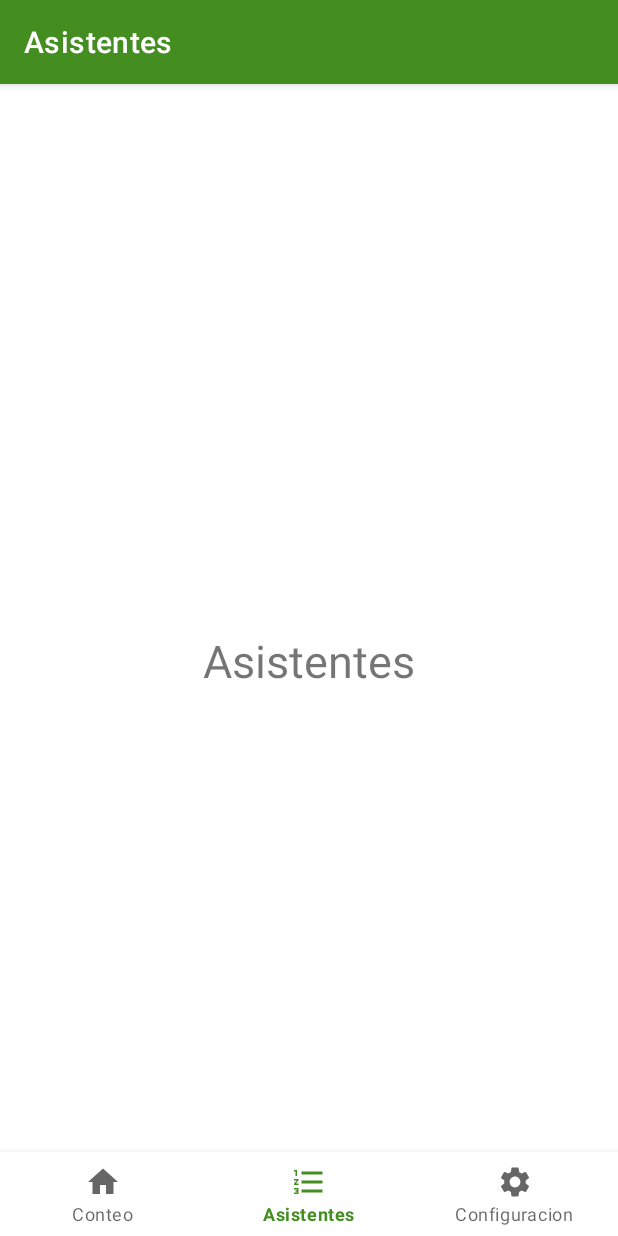
After one commit to ebening/conteo, an Android app: the AssistantsFragment screen opened through its navigation route, on a phone screen of 412 x 824 dp. The commit adds this screen. Run offline under Robolectric (Android 15) with nearby library versions, the phone set to English and light mode, and no system bars; our stand-ins replace navigation-ui.

Commit message:
adding fragments

```diff
--- a/app/build.gradle
+++ b/app/build.gradle
@@ -37,6 +37,9 @@ dependencies {
     implementation 'androidx.appcompat:appcompat:1.4.1'
     implementation 'com.google.android.material:material:1.5.0'
     implementation 'androidx.constraintlayout:constraintlayout:2.1.3'
+    implementation 'androidx.navigation:navigation-fragment-ktx:2.4.1'
+    implementation 'androidx.navigation:navigation-ui-ktx:2.4.1'
+    implementation 'androidx.legacy:legacy-support-v4:1.0.0'
     testImplementation 'junit:junit:4.13.2'
     androidTestImplementation 'androidx.test.ext:junit:1.1.3'
     androidTestImplementation 'androidx.test.espresso:espresso-core:3.4.0'
--- /dev/null
+++ b/app/src/main/java/com/iasd/conteo/AssistantsFragment.kt
@@ -0,0 +1,59 @@
+package com.iasd.conteo
+
+import android.os.Bundle
+import androidx.fragment.app.Fragment
+import android.view.LayoutInflater
+import android.view.View
+import android.view.ViewGroup
+
+// TODO: Rename parameter arguments, choose names that match
+// the fragment initialization parameters, e.g. ARG_ITEM_NUMBER
+private const val ARG_PARAM1 = "param1"
+private const val ARG_PARAM2 = "param2"
+
+/**
+ * A simple [Fragment] subclass.
+ * Use the [AssistantsFragment.newInstance] factory method to
+ * create an instance of this fragment.
+ */
+class AssistantsFragment : Fragment() {
+    // TODO: Rename and change types of parameters
+    private var param1: String? = null
+    private var param2: String? = null
+
+    override fun onCreate(savedInstanceState: Bundle?) {
+        super.onCreate(savedInstanceState)
+        arguments?.let {
+            param1 = it.getString(ARG_PARAM1)
+            param2 = it.getString(ARG_PARAM2)
+        }
+    }
+
+    override fun onCreateView(
+        inflater: LayoutInflater, container: ViewGroup?,
+        savedInstanceState: Bundle?
+    ): View? {
+        // Inflate the layout for this fragment
+        return inflater.inflate(R.layout.fragment_assistants, container, false)
+    }
+
+    companion object {
+        /**
+         * Use this factory method to create a new instance of
+         * this fragment using the provided parameters.
+         *
+         * @param param1 Parameter 1.
+         * @param param2 Parameter 2.
+         * @return A new instance of fragment AssistantsFragment.
+         */
+        // TODO: Rename and change types and number of parameters
+        @JvmStatic
+        fun newInstance(param1: String, param2: String) =
+            AssistantsFragment().apply {
+                arguments = Bundle().apply {
+                    putString(ARG_PARAM1, param1)
+                    putString(ARG_PARAM2, param2)
+                }
+            }
+    }
+}
--- /dev/null
+++ b/app/src/main/java/com/iasd/conteo/HomeFragment.kt
@@ -0,0 +1,59 @@
+package com.iasd.conteo
+
+import android.os.Bundle
+import androidx.fragment.app.Fragment
+import android.view.LayoutInflater
+import android.view.View
+import android.view.ViewGroup
+
+// TODO: Rename parameter arguments, choose names that match
+// the fragment initialization parameters, e.g. ARG_ITEM_NUMBER
+private const val ARG_PARAM1 = "param1"
+private const val ARG_PARAM2 = "param2"
+
+/**
+ * A simple [Fragment] subclass.
+ * Use the [HomeFragment.newInstance] factory method to
+ * create an instance of this fragment.
+ */
+class HomeFragment : Fragment() {
+    // TODO: Rename and change types of parameters
+    private var param1: String? = null
+    private var param2: String? = null
+
+    override fun onCreate(savedInstanceState: Bundle?) {
+        super.onCreate(savedInstanceState)
+        arguments?.let {
+            param1 = it.getString(ARG_PARAM1)
+            param2 = it.getString(ARG_PARAM2)
+        }
+    }
+
+    override fun onCreateView(
+        inflater: LayoutInflater, container: ViewGroup?,
+        savedInstanceState: Bundle?
+    ): View? {
+        // Inflate the layout for this fragment
+        return inflater.inflate(R.layout.fragment_home, container, false)
+    }
+
+    companion object {
+        /**
+         * Use this factory method to create a new instance of
+         * this fragment using the provided parameters.
+         *
+         * @param param1 Parameter 1.
+         * @param param2 Parameter 2.
+         * @return A new instance of fragment HomeFragment.
+         */
+        // TODO: Rename and change types and number of parameters
+        @JvmStatic
+        fun newInstance(param1: String, param2: String) =
+            HomeFragment().apply {
+                arguments = Bundle().apply {
+                    putString(ARG_PARAM1, param1)
+                    putString(ARG_PARAM2, param2)
+                }
+            }
+    }
+}
--- a/app/src/main/java/com/iasd/conteo/MainActivity.kt
+++ b/app/src/main/java/com/iasd/conteo/MainActivity.kt
@@ -2,10 +2,40 @@ package com.iasd.conteo
 
 import androidx.appcompat.app.AppCompatActivity
 import android.os.Bundle
+import androidx.navigation.findNavController
+import androidx.navigation.fragment.NavHostFragment
+import androidx.navigation.ui.AppBarConfiguration
+import androidx.navigation.ui.setupActionBarWithNavController
+import androidx.navigation.ui.setupWithNavController
+import com.google.android.material.bottomnavigation.BottomNavigationView
+
 
 class MainActivity : AppCompatActivity() {
+   /* HomeFragment homeFragment = new HomeFragment();
+    AssistantsFragment assistantsFragment = new = AssistantsFragment();
+    SettingsFragment settingsFragment = SettingsFragment();
+*/
     override fun onCreate(savedInstanceState: Bundle?) {
         super.onCreate(savedInstanceState)
         setContentView(R.layout.activity_main)
+
+       /*val bottomNavigationView = findViewById<BottomNavigationView>(R.id.bottomNavigationView)
+       val navController = findNavController(R.id.fragmentContainerView2)*/
+
+       val bottomNavigationView = findViewById<BottomNavigationView>(R.id.bottomNavigationView)
+       val navHostFragment = supportFragmentManager.findFragmentById(R.id.fragmentContainerView2) as NavHostFragment
+       bottomNavigationView.setupWithNavController(navHostFragment.navController)
+
+
+       val navController = navHostFragment.navController
+       val appBarConfiguration = AppBarConfiguration(setOf(R.id.homeFragment, R.id.assistantsFragment, R.id.settingsFragment))
+       setupActionBarWithNavController(navController, appBarConfiguration)
+
+
+
+
+
     }
+
+
 }
--- a/app/src/main/res/layout/activity_main.xml
+++ b/app/src/main/res/layout/activity_main.xml
@@ -1,12 +1,67 @@
 <?xml version="1.0" encoding="utf-8"?>
-<ScrollView xmlns:android="http://schemas.android.com/apk/res/android"
+<androidx.constraintlayout.widget.ConstraintLayout xmlns:android="http://schemas.android.com/apk/res/android"
     xmlns:app="http://schemas.android.com/apk/res-auto"
     xmlns:tools="http://schemas.android.com/tools"
     android:layout_width="match_parent"
     android:layout_height="match_parent"
-    android:background="@color/white"
     tools:context="com.iasd.conteo.MainActivity">
 
+    <com.google.android.material.bottomnavigation.BottomNavigationView
+        android:id="@+id/bottomNavigationView"
+        android:layout_width="match_parent"
+        android:layout_height="wrap_content"
+        android:background="@color/white"
+        app:layout_constraintBottom_toBottomOf='parent'
+        app:layout_constraintRight_toRightOf="parent"
+        app:layout_constraintLeft_toLeftOf="parent"
+        app:menu="@menu/bottom_menu"/>
+
+
+    <androidx.fragment.app.FragmentContainerView
+        android:id="@+id/fragmentContainerView2"
+        android:name="androidx.navigation.fragment.NavHostFragment"
+        android:layout_width="match_parent"
+        android:layout_height="match_parent"
+        app:defaultNavHost="true"
+        app:layout_constraintBottom_toTopOf="@+id/bottomNavigationView"
+        app:layout_constraintEnd_toEndOf="parent"
+        app:layout_constraintStart_toStartOf="parent"
+        app:layout_constraintTop_toTopOf="parent"
+        app:navGraph="@navigation/conteo_nav" />
+
+    <!--
+            <FrameLayout
+                android:id="@+id/frame_container"
+                android:layout_width="match_parent"
+                android:layout_height="match_parent"
+                android:layout_alignParentTop="true"
+                app:layout_beheavior="@string/appbar_scrolling_view_behavior">
+
+                <androidx.fragment.app.FragmentContainerView
+                    android:id="@+id/fragmentContainerView"
+                    android:name="androidx.navigation.fragment.NavHostFragment"
+                    android:layout_width="match_parent"
+                    android:layout_height="match_parent"
+                    app:defaultNavHost="true"
+                    app:navGraph="@navigation/conteo_nav" />
+            </FrameLayout>
+
+                <com.google.android.material.bottomnavigation.BottomNavigationView
+                    android:id="@+id/bottom_navigation"
+                    android:layout_width="match_parent"
+                    android:layout_height="wrap_content"
+                    android:layout_alignParentStart="true"
+                    android:layout_alignParentEnd="true"
+                    android:layout_alignParentBottom="true"
+                    android:elevation="8dp"
+                    app:layout_constraintBottom_toBottomOf="parent"
+                    app:layout_constraintLeft_toLeftOf="parent"
+                    app:layout_constraintRight_toRightOf="parent"
+                    app:menu="@menu/bottom_navigation"
+                    android:layout_alignParentLeft="true"
+                    android:layout_alignParentRight="true"
+                    app:labelVisibilityMode="selected"
+                    style="@style/BottomNavigation"/>
 
                 <LinearLayout
                     android:layout_width="match_parent"
@@ -14,65 +69,82 @@
                     android:orientation="vertical">
 
 
-
                     <GridLayout
                         android:layout_width="match_parent"
                         android:layout_height="match_parent"
-            android:rowCount="1"
-            android:columnCount="2"
+                        android:layout_gravity="center_horizontal"
                         android:layout_margin="5dp"
                         android:alignmentMode="alignMargins"
-            android:layout_gravity="center_horizontal"
-            android:columnOrderPreserved="false">
+                        android:columnCount="2"
+                        android:columnOrderPreserved="true"
+                        android:rowCount="1">
 
 
                         <androidx.cardview.widget.CardView
                             android:layout_width="170dp"
                             android:layout_height="40dp"
-                app:cardCornerRadius="5dp"
-                app:cardElevation="5dp"
+                            android:layout_margin="0dp"
                             app:cardBackgroundColor="@color/green"
-                android:layout_margin="0dp">
+                            app:cardCornerRadius="0dp"
+                            app:cardElevation="5dp">
 
 
                             <TextView
-                    android:layout_width="170dp"
-                    android:layout_height="40dp"
-                    android:text="@string/app_text_view_name"
+                                android:layout_width="match_parent"
+                                android:layout_height="match_parent"
+                                android:layout_margin="8dp"
                                 android:fontFamily="@font/google_sans_bold"
-                    android:textSize="18sp"
+                                android:text="@string/app_text_view_es"
                                 android:textColor="@color/white"
-                    android:layout_margin="20dp">
-                </TextView>
+                                android:textSize="18sp"></TextView>
 
                         </androidx.cardview.widget.CardView>
 
+                        <androidx.cardview.widget.CardView
+                            android:layout_width="170dp"
+                            android:layout_height="40dp"
+                            android:layout_margin="0dp"
+                            app:cardBackgroundColor="@color/green"
+                            app:cardCornerRadius="0dp"
+                            app:cardElevation="5dp">
+
+
+                            <TextView
+                                android:layout_width="match_parent"
+                                android:layout_height="match_parent"
+                                android:layout_margin="8dp"
+                                android:fontFamily="@font/google_sans_bold"
+                                android:text="@string/app_text_view_name_cd"
+                                android:textColor="@color/white"
+                                android:textSize="18sp"></TextView>
+
+                        </androidx.cardview.widget.CardView>
 
                     </GridLayout>
 
                     <GridLayout
-            android:layout_width="match_parent"
-            android:layout_height="match_parent"
-            android:rowCount="4"
-            android:columnCount="2"
+                        android:layout_width="411dp"
+                        android:layout_height="190dp"
+                        android:layout_gravity="center_horizontal"
                         android:layout_margin="5dp"
                         android:alignmentMode="alignMargins"
-            android:layout_gravity="center_horizontal"
-            android:columnOrderPreserved="false">
+                        android:columnCount="2"
+                        android:columnOrderPreserved="false"
+                        android:rowCount="4">
 
                         <androidx.cardview.widget.CardView
                             android:layout_width="170dp"
                             android:layout_height="170dp"
+                            android:layout_margin="10dp"
+                            app:cardBackgroundColor="@color/grey"
                             app:cardCornerRadius="12dp"
-                app:cardElevation="5dp"
-                app:cardBackgroundColor="@color/grey"
-                android:layout_margin="10dp">
+                            app:cardElevation="5dp">
 
                             <LinearLayout
                                 android:layout_width="match_parent"
                                 android:layout_height="match_parent"
-                    android:orientation="vertical"
-                    android:gravity="center">
+                                android:gravity="center"
+                                android:orientation="vertical">
 
                                 <EditText
                                     android:layout_width="140dp"
@@ -93,41 +165,11 @@
 
                         </androidx.cardview.widget.CardView>
 
-            <androidx.cardview.widget.CardView
-                android:layout_width="170dp"
-                android:layout_height="170dp"
-                app:cardCornerRadius="12dp"
-                app:cardElevation="5dp"
-                app:cardBackgroundColor="@color/grey"
-                android:layout_margin="10dp">
 
-                <LinearLayout
-                    android:layout_width="match_parent"
-                    android:layout_height="match_parent"
-                    android:orientation="vertical"
-                    android:gravity="center">
-
-                    <EditText
-                        android:layout_width="140dp"
-                        android:layout_height="140dp"
-                        android:autofillHints="app_txt_hint"
-                        android:background="@drawable/custom_input"
-                        android:ems="10"
-                        android:fontFamily="@font/google_sans_bold"
-                        android:gravity="center"
-                        android:hint="@string/app_txt_hint"
-                        android:inputType="textMultiLine"
-                        android:textAlignment="center"
-                        android:textColor="@color/black"
-                        android:textSize="50sp">
-
-                    </EditText>
-                </LinearLayout>
-
-            </androidx.cardview.widget.CardView>
 
                     </GridLayout>
 
                 </LinearLayout>
+            -->
 
-</ScrollView>
+</androidx.constraintlayout.widget.ConstraintLayout>
--- /dev/null
+++ b/app/src/main/res/layout/fragment_assistants.xml
@@ -0,0 +1,20 @@
+<?xml version="1.0" encoding="utf-8"?>
+<androidx.constraintlayout.widget.ConstraintLayout xmlns:android="http://schemas.android.com/apk/res/android"
+    xmlns:tools="http://schemas.android.com/tools"
+    android:layout_width="match_parent"
+    android:layout_height="match_parent"
+    xmlns:app="http://schemas.android.com/apk/res-auto"
+    tools:context=".AssistantsFragment">
+
+    <!-- TODO: Update blank fragment layout -->
+    <TextView
+        android:layout_width="wrap_content"
+        android:layout_height="wrap_content"
+        android:text="@string/app_menu_assistants"
+        android:textSize="30sp"
+        app:layout_constraintTop_toTopOf="parent"
+        app:layout_constraintLeft_toLeftOf="parent"
+        app:layout_constraintRight_toRightOf="parent"
+        app:layout_constraintBottom_toBottomOf="parent"/>
+
+</androidx.constraintlayout.widget.ConstraintLayout>
--- /dev/null
+++ b/app/src/main/res/menu/bottom_menu.xml
@@ -0,0 +1,16 @@
+<?xml version="1.0" encoding="utf-8"?>
+<menu xmlns:android="http://schemas.android.com/apk/res/android">
+
+    <item
+        android:id="@+id/homeFragment"
+        android:icon="@drawable/ic_home_50"
+        android:title="@string/app_menu_conteo" />
+    <item
+        android:id="@+id/assistantsFragment"
+        android:icon="@drawable/ic_list_numbered_50"
+        android:title="@string/app_menu_assistants" />
+    <item
+        android:id="@+id/settingsFragment"
+        android:icon="@drawable/ic_settings_50"
+        android:title="@string/app_menu_setting" />
+</menu>
--- /dev/null
+++ b/app/src/main/res/navigation/conteo_nav.xml
@@ -0,0 +1,24 @@
+<?xml version="1.0" encoding="utf-8"?>
+<navigation xmlns:android="http://schemas.android.com/apk/res/android"
+    xmlns:app="http://schemas.android.com/apk/res-auto"
+    xmlns:tools="http://schemas.android.com/tools"
+    android:id="@+id/conteo_nav"
+    android:label="@string/app_menu_conteo"
+    app:startDestination="@id/homeFragment">
+
+    <fragment
+        android:id="@+id/homeFragment"
+        android:name="com.iasd.conteo.HomeFragment"
+        android:label="@string/app_menu_conteo"
+        tools:layout="@layout/fragment_home" />
+    <fragment
+        android:id="@+id/assistantsFragment"
+        android:name="com.iasd.conteo.AssistantsFragment"
+        android:label="@string/app_menu_assistants"
+        tools:layout="@layout/fragment_assistants" />
+    <fragment
+        android:id="@+id/settingsFragment"
+        android:name="com.iasd.conteo.SettingsFragment"
+        android:label="@string/app_menu_setting"
+        tools:layout="@layout/fragment_settings" />
+</navigation>
--- a/app/src/main/res/values/strings.xml
+++ b/app/src/main/res/values/strings.xml
@@ -7,5 +7,7 @@
     <string name="app_menu_conteo">Conteo</string>
     <string name="app_menu_assistants">Asistentes</string>
     <string name="app_menu_setting">Configuracion</string>
+    <!-- TODO: Remove or change this placeholder text -->
+    <string name="hello_blank_fragment">Hello blank fragment</string>
 
 </resources>
--- a/app/src/main/res/values/styles.xml
+++ b/app/src/main/res/values/styles.xml
@@ -1,6 +1,6 @@
 <?xml version="1.0" encoding="utf-8"?>
 <resources>
-    <style name="AppTheme" parent="Theme.AppCompat.Light.NoActionBar">
+    <style name="AppTheme" parent="Theme.AppCompat.Light.DarkActionBar">
         <item name="colorPrimary">@color/black</item>
         <item name="colorPrimaryDark">@color/colorPrimaryDark</item>
         <item name="colorAccent">@color/colorAccent</item>
--- a/app/src/main/res/values/themes.xml
+++ b/app/src/main/res/values/themes.xml
@@ -1,6 +1,6 @@
  <resources xmlns:tools="http://schemas.android.com/tools">
     <!-- Base application theme. -->
-    <style name="Theme.Conteo" parent="Theme.MaterialComponents.DayNight.NoActionBar">
+    <style name="Theme.Conteo" parent="Theme.MaterialComponents.DayNight.DarkActionBar">
         <!-- Primary brand color. -->
         <item name="colorPrimary">@color/green_tree_frog</item>
         <item name="colorPrimaryVariant">@color/green_cool</item>
--- a/build.gradle
+++ b/build.gradle
@@ -1,8 +1,8 @@
 // Top-level build file where you can add configuration options common to all sub-projects/modules.
 plugins {
-    id 'com.android.application' version '7.1.1' apply false
-    id 'com.android.library' version '7.1.1' apply false
-    id 'org.jetbrains.kotlin.android' version '1.5.30' apply false
+    id 'com.android.application' version '7.1.2' apply false
+    id 'com.android.library' version '7.1.2' apply false
+    id 'org.jetbrains.kotlin.android' version '1.6.10' apply false
 }
 
 task clean(type: Delete) {
```
Also changed, not shown: app/src/main/java/com/iasd/conteo/SettingsFragment.kt (added, +59 -0 lines), app/src/main/res/layout/fragment_home.xml (added, +20 -0 lines), app/src/main/res/layout/fragment_settings.xml (added, +20 -0 lines). Lines whose indentation alone changed are shown as unchanged.
